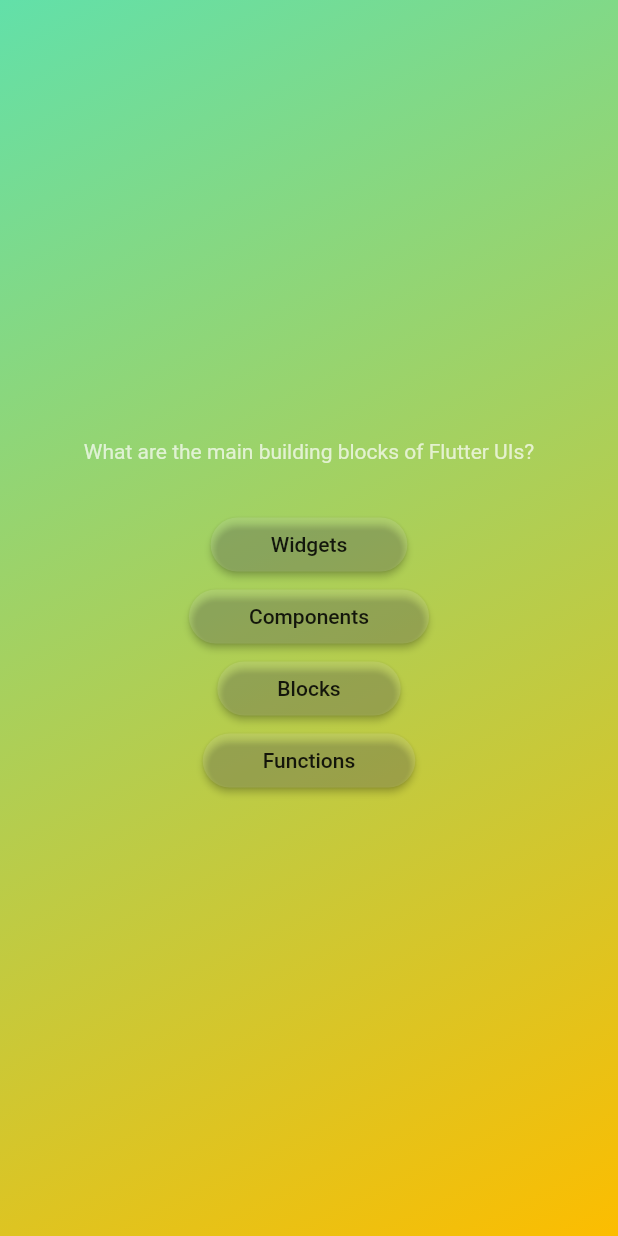
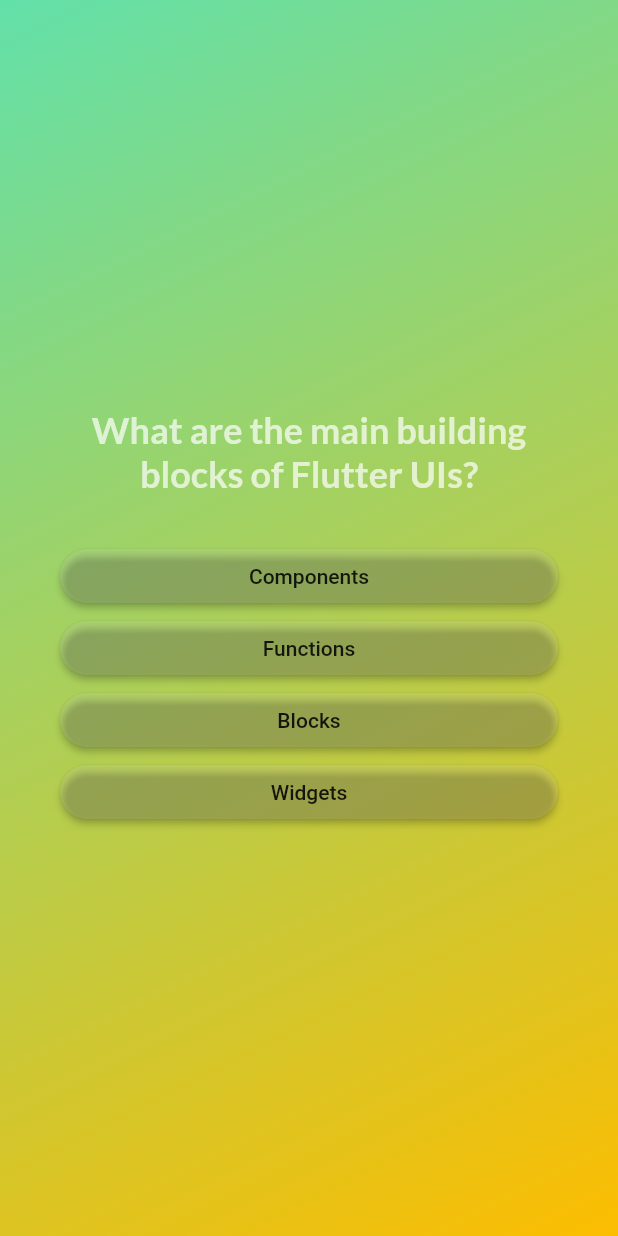
Before and after one commit to zuraba520/testing_second_app, a Flutter app: the screen it shows after launch, after a tap on "start quiz", on a phone screen of 412 x 824 dp. Run offline on Flutter 3.47's test engine with Material 2 defaults, Android fonts, the phone set to English and light mode, and no system bars; our stand-ins replace google_fonts.

Commit message:
add new many dart file

```diff
--- a/lib/answer_button.dart
+++ b/lib/answer_button.dart
@@ -26,7 +26,7 @@ class AnswerButton extends StatelessWidget {
           borderRadius: BorderRadius.circular(40),
         ),
       ),
-      child: Text(answerText),
+      child: Text(answerText,textAlign: TextAlign.center),
     );
   }
 }
--- a/lib/models/quiz_question.dart
+++ b/lib/models/quiz_question.dart
@@ -3,4 +3,10 @@ class QuizQuestion {
 
   final String text;
   final List<String>answers;
+
+  List<String> getShuffledAnswers() {
+   final shuffledList = List.of(answers);
+   shuffledList.shuffle();
+   return shuffledList;
+  }
 }
--- a/lib/questions_screen.dart
+++ b/lib/questions_screen.dart
@@ -1,9 +1,15 @@
 import 'package:flutter/material.dart';
 import 'package:testing_second_app/answer_button.dart';
 import 'package:testing_second_app/data/questions.dart';
+import 'package:google_fonts/google_fonts.dart';
 
 class QuestionsScreen extends StatefulWidget {
-  const QuestionsScreen({super.key});
+  const QuestionsScreen({
+    super.key,
+    required this.onSelectAnswer,
+  });
+
+  final void Function(String answer) onSelectAnswer;
 
   @override
   State<QuestionsScreen> createState() {
@@ -12,39 +18,56 @@ class QuestionsScreen extends StatefulWidget {
 }
 
 class _QuiestionsScreenState extends State<QuestionsScreen> {
+  var currentQuestionIndex = 0;
+
+  void answerQuestion(String selectedAnswer) {
+    widget.onSelectAnswer(selectedAnswer);
+
+    //currentQuestionIndex = currentQuestionIndex + 1; //igivea rac qvevit +=
+    setState(() {
+      currentQuestionIndex += 1; // roca vawkapunebt mashin sruldeba
+    });
+    //currentQuestionIndex ++; /es ertit zrdis mnishvnelobas
+  }
+
   @override
   Widget build(context) {
-    final currentQuestion = questions[0];
+    final currentQuestion = questions[currentQuestionIndex];
     return SizedBox(
       width: double.infinity, // rom gaiwelos mtlian ekranze fyvelaferi
+      child: Container(
+        margin: const EdgeInsets.all(40),
+        // tavis formaze moyavs kitxvebi dzan gawelili roar iyos
         child: Column(
           // morgebuli iyos es pasuxebi centrshi
           mainAxisAlignment: MainAxisAlignment.center,
+          // centrshi ro gadavides kitxvebis chamonatvali
+          crossAxisAlignment: CrossAxisAlignment.stretch,
+          //ro gaichimoos
           children: [
             Text(
+              // es aris kitxvistvis pasuxebamde didad ro chandes da davaimprotet zevidan googlefonts
               currentQuestion.text,
-            style: const TextStyle(
+              style: GoogleFonts.lato(
                 color: Colors.white70,
+                fontSize: 24,
+                fontWeight: FontWeight.bold,
               ),
+              textAlign:
+                  TextAlign.center, // zevit magla teqstis centrshi gadayvana
             ),
             const SizedBox(height: 30),
-          AnswerButton(
-            answerText: currentQuestion.answers[0],
-            onTap: () {},
+            //3 dot i anu satitaod roar chamovwerot kitxvebi magistvis + arevistvis shuffle aqve da quiz shi modelshi aris shuffles gagrdzeleba ritic aq davakavshiret
+            ...currentQuestion.getShuffledAnswers().map((answer) {
+              return AnswerButton(
+                answerText: answer,
+                onTap: () {
+                  answerQuestion(answer); // mxolod mashin mushaobs roca answerbutton amushavdeba manamde ara
+                },
+              );
+            })
+          ],
         ),
-          AnswerButton(
-            answerText: currentQuestion.answers[1],
-            onTap: () {},
-          ),
-          AnswerButton(
-            answerText: currentQuestion.answers[2],
-            onTap: () {},
-          ),
-          AnswerButton(
-            answerText: currentQuestion.answers[3],
-            onTap: () {},
-          ),
-        ],
       ),
     );
   }
--- a/lib/quiz.dart
+++ b/lib/quiz.dart
@@ -1,6 +1,9 @@
 import 'package:flutter/material.dart';
 import 'package:testing_second_app/start_screen.dart';
 import 'package:testing_second_app/questions_screen.dart';
+import 'data/questions.dart';
+import 'package:testing_second_app/data/questions.dart';
+import 'package:testing_second_app/result_screen.dart';
 
 class Quiz extends StatefulWidget {
   const Quiz({super.key});
@@ -12,8 +15,8 @@ class Quiz extends StatefulWidget {
 }
 
 class _QuizState extends State<Quiz> {
-  //nulovani radganac aris tavdapirvelad kitxvis nishani magito davamate
-
+  List<String> selectedAnswers =
+      []; // final imitom rom ar vapireb cvladis xelaxla minichebas anu selectedAnswerisas
   var activeScreen = 'start-screen';
 
   //es aris gadartvis ekranis funqcia
@@ -23,14 +26,32 @@ class _QuizState extends State<Quiz> {
     });
   }
 
+  void chooseAnswer(String answer) {
+    selectedAnswers.add(answer);
+//mokled aq is xdeba ro  roca morcheba es kitxvebi red errori ar amoagdos da isev sawyisi pagedan daiwyos
+    if (selectedAnswers.length == questions.length) {
+      setState(() {
+        //selectedAnswers = []; //shecdomis asacileblad,radganac axla ar viwyebt arafers unda shevanacvlod da vanaxot shedegebis ekrani
+        //selectedAnswers = []; //shecdomis asacileblad,radganac axla ar viwyebt arafers unda shevanacvlod da vanaxot shedegebis ekrani
+        activeScreen = 'results-screen';
+      });
+    }
+  }
+
   @override
   Widget build(context) {
     Widget screenWidget = StartScreen(switchScreen);
 
     if (activeScreen == 'questions-screen') {
-      screenWidget = const QuestionsScreen();
+      screenWidget = QuestionsScreen(
+        onSelectAnswer: chooseAnswer,
+      );
     }
-
+    if (activeScreen == 'results-screen') {
+      screenWidget = ResultsScreen(
+        chosenAnswers: selectedAnswers,
+      );
+    }
 
     return MaterialApp(
       home: Scaffold(
--- a/lib/start_screen.dart
+++ b/lib/start_screen.dart
@@ -1,5 +1,4 @@
 import 'package:flutter/material.dart';
-
 class StartScreen extends StatelessWidget {
   const StartScreen( this.startQuiz, {super.key});
 
@@ -17,7 +16,7 @@ class StartScreen extends StatelessWidget {
             color: Colors.white70,
           ),
           const SizedBox(height: 80),
-          const Text( // ლოგოს ქვევითა წარწერა,ზომა,ფერი
+          const Text( // es  aris mtavari gverdi iswavle flateri gasartobi gzita
             'Learn Flutter the fun way!',
             style: TextStyle(
               color: Colors.white,
--- a/pubspec.yaml
+++ b/pubspec.yaml
@@ -35,6 +35,7 @@ dependencies:
   # The following adds the Cupertino Icons font to your application.
   # Use with the CupertinoIcons class for iOS style icons.
   cupertino_icons: ^1.0.2
+  google_fonts: ^5.1.0
 
 dev_dependencies:
   flutter_test:
```
Also changed, not shown: lib/questions_summary.dart (added, +42 -0 lines), lib/quiz_question.dart (added, +12 -0 lines), lib/result_screen.dart (added, +64 -0 lines), pubspec.lock, 1 other file. Lines whose indentation alone changed are shown as unchanged.
